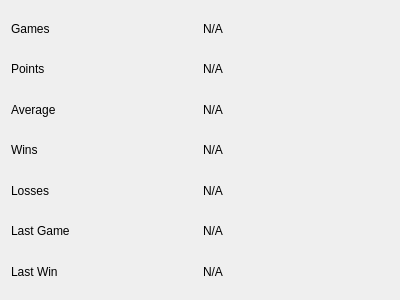
Old version of the form Gui/Details/PlayerDetails/abstractplayerstatswidget.ui in the repository lbproductions/ProjectStats.
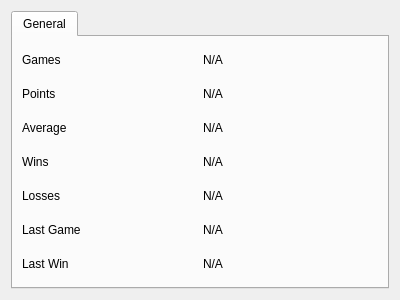
New version of the form.

Patch:
```diff
--- a/Gui/Details/PlayerDetails/abstractplayerstatswidget.ui
+++ b/Gui/Details/PlayerDetails/abstractplayerstatswidget.ui
@@ -15,6 +15,13 @@
   </property>
   <layout class="QGridLayout" name="gridLayout">
    <item row="0" column="0">
+    <widget class="QTabWidget" name="tabWidget">
+     <widget class="QWidget" name="tab">
+      <attribute name="title">
+       <string>General</string>
+      </attribute>
+      <layout class="QGridLayout" name="gridLayout_2">
+       <item row="0" column="0">
     <widget class="QLabel" name="label">
      <property name="text">
       <string>Games</string>
@@ -110,6 +117,10 @@
      <property name="text">
       <string>N/A</string>
      </property>
+        </widget>
+       </item>
+      </layout>
+     </widget>
     </widget>
    </item>
   </layout>
```
Lines whose indentation alone changed are shown as unchanged.
